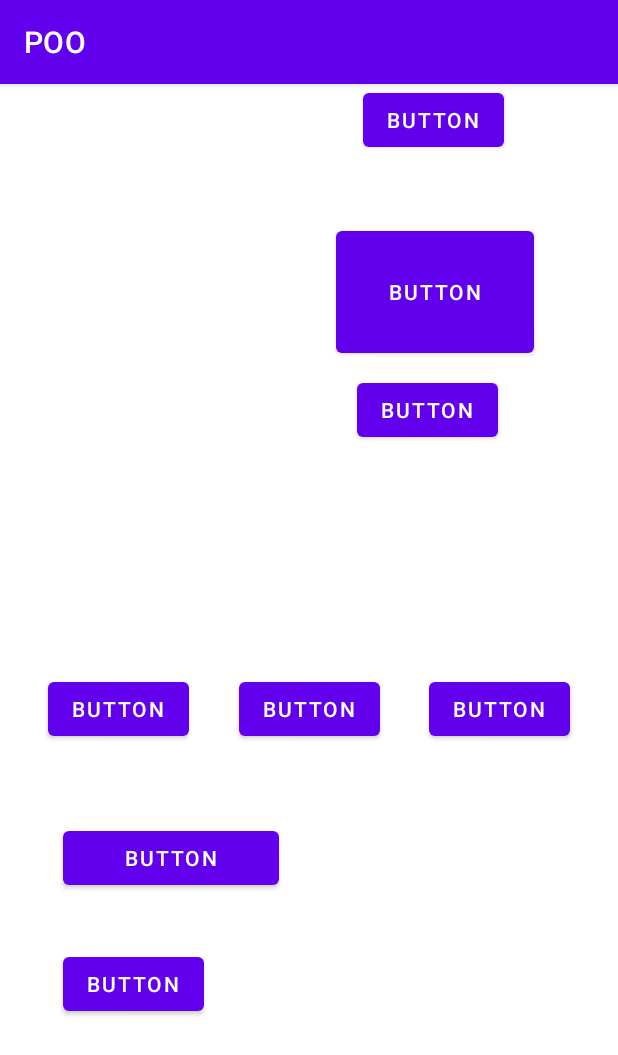
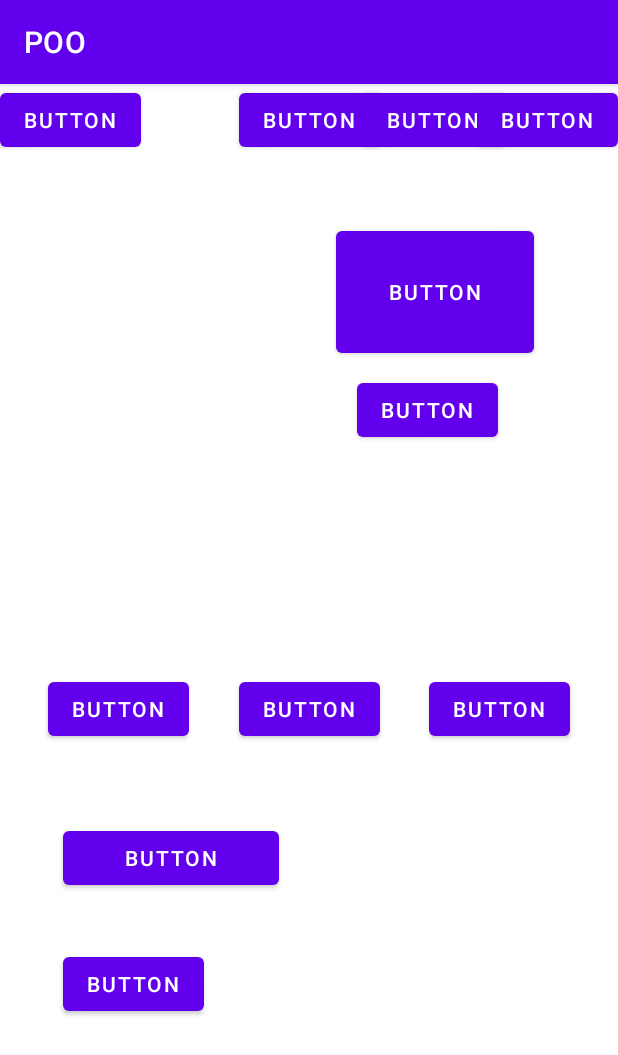
Before and after one commit to juanjo95/kotlin-poo, an Android app: the screen it shows after launch (ConstraintLayoutActivity), on a phone screen of 412 x 824 dp. Shown: the top 1055 px of the screen. Run offline under Robolectric (Android 15) with nearby library versions, the phone set to English and light mode, and no system bars.

Commit message:
feat 🚀 :  ConstraintLayouts - Chains

```diff
--- a/app/src/main/res/layout/activity_constraint_layout.xml
+++ b/app/src/main/res/layout/activity_constraint_layout.xml
@@ -97,7 +97,7 @@
         app:barrierDirection="right"
         app:constraint_referenced_ids="button8,button9"
         app:layout_editor_absoluteX="133dp"
-        app:layout_editor_absoluteY="560dp"/>
+        app:layout_editor_absoluteY="560dp" />
 
     <Button
         android:id="@+id/button10"
@@ -106,6 +106,37 @@
         android:layout_marginStart="56dp"
         android:text="Button"
         app:layout_constraintStart_toStartOf="@id/barrier3"
-        tools:layout_editor_absoluteY="536dp"/>
+        tools:layout_editor_absoluteY="536dp" />
+
+    <Button
+        android:id="@+id/button6"
+        android:layout_width="wrap_content"
+        android:layout_height="wrap_content"
+        android:text="Button"
+        app:layout_constraintEnd_toStartOf="@+id/button7"
+        app:layout_constraintHorizontal_bias="0.5"
+        app:layout_constraintHorizontal_chainStyle="spread_inside"
+        app:layout_constraintStart_toStartOf="parent"
+        tools:layout_editor_absoluteY="643dp" />
+
+    <Button
+        android:id="@+id/button7"
+        android:layout_width="wrap_content"
+        android:layout_height="wrap_content"
+        android:text="Button"
+        app:layout_constraintEnd_toStartOf="@+id/button11"
+        app:layout_constraintHorizontal_bias="0.5"
+        app:layout_constraintStart_toEndOf="@+id/button6"
+        tools:layout_editor_absoluteY="643dp" />
+
+    <Button
+        android:id="@+id/button11"
+        android:layout_width="wrap_content"
+        android:layout_height="wrap_content"
+        android:text="Button"
+        app:layout_constraintEnd_toEndOf="parent"
+        app:layout_constraintHorizontal_bias="0.5"
+        app:layout_constraintStart_toEndOf="@+id/button7"
+        tools:layout_editor_absoluteY="642dp" />
 
 </androidx.constraintlayout.widget.ConstraintLayout>
```
